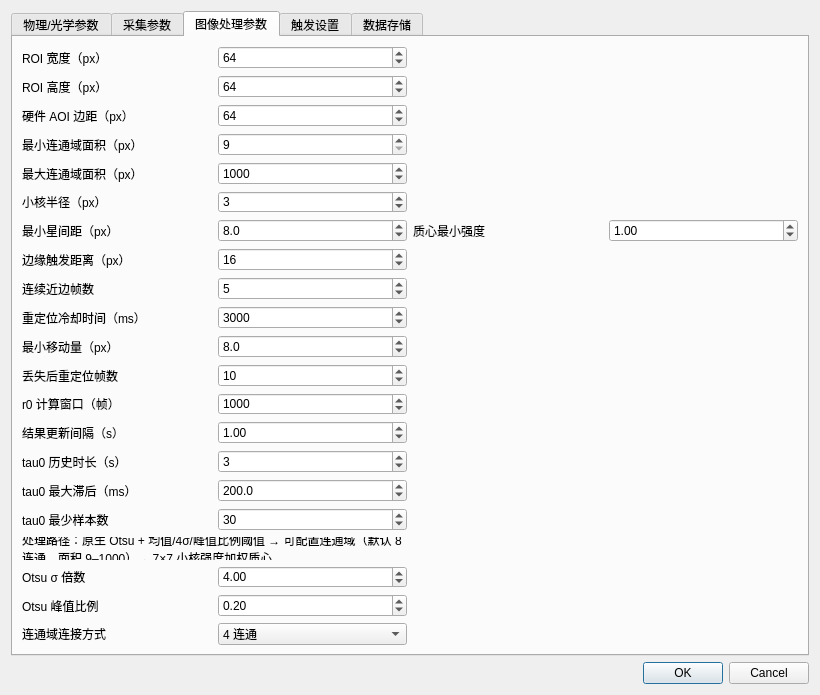
Old version of the form src/SettingsDialog.ui in the repository Tolight1/PY-DIMM.
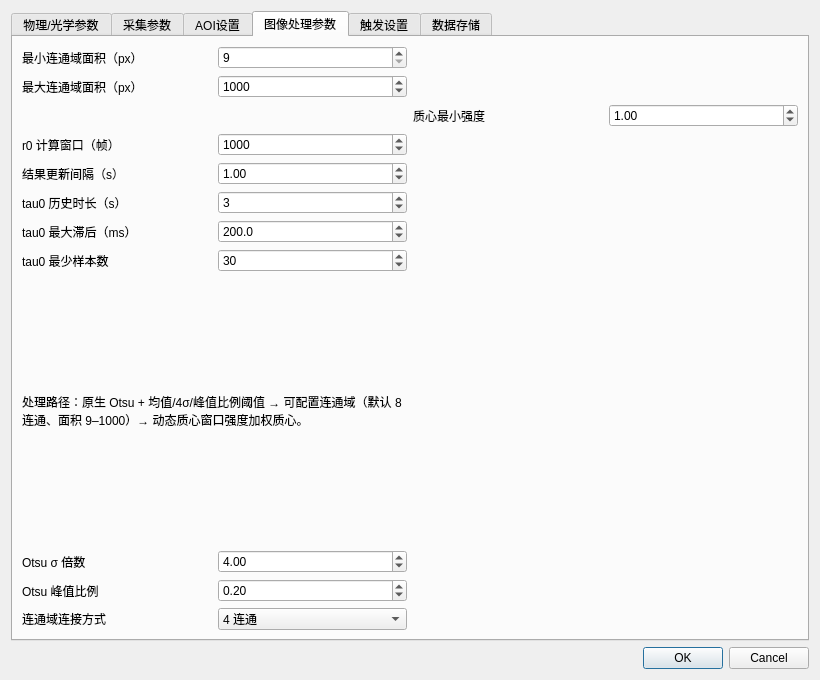
New version of the form. The open tabs and pages were chosen to show the change.

The edit to the form file:
```diff
--- a/src/SettingsDialog.ui
+++ b/src/SettingsDialog.ui
@@ -422,68 +422,163 @@
        </item>
       </layout>
      </widget>
+     <widget class="QWidget" name="aoiTab">
+      <attribute name="title">
+       <string>AOI设置</string>
+      </attribute>
+      <layout class="QGridLayout" name="aoiGrid">
+        <item row="0" column="0">
+        <widget class="QLabel" name="labelAoiCentroidKernelRadius">
+          <property name="text"><string>质心计算核半径（px）</string></property>
+          <property name="toolTip"><string>最终测量使用以候选质心为中心的正方形质心核；半径 3 = 7 × 7。修改半径后边长为 2r + 1。</string></property>
+         </widget>
+        </item>
+        <item row="0" column="1">
+         <widget class="QSpinBox" name="aoiCentroidKernelRadiusSpin">
+          <property name="minimum"><number>1</number></property>
+          <property name="maximum"><number>20</number></property>
+          <property name="value"><number>3</number></property>
+         </widget>
+        </item>
+        <item row="1" column="0">
+        <widget class="QLabel" name="labelAoiHardwareMargin">
+         <property name="text"><string>硬件 AOI 边距（px）</string></property>
+        </widget>
+       </item>
+        <item row="1" column="1">
+         <widget class="QSpinBox" name="aoiHardwareMarginSpin">
+          <property name="maximum"><number>1024</number></property>
+          <property name="value"><number>32</number></property>
+        </widget>
+       </item>
+        <item row="2" column="0">
+        <widget class="QLabel" name="labelAoiMaxWidth">
+         <property name="text"><string>AOI 性能目标宽度（px）</string></property>
+        </widget>
+       </item>
+        <item row="2" column="1">
+        <widget class="QSpinBox" name="aoiMaxWidthSpin">
+         <property name="minimum"><number>1</number></property>
+         <property name="maximum"><number>1920</number></property>
+         <property name="value"><number>300</number></property>
+        </widget>
+       </item>
+        <item row="3" column="0">
+        <widget class="QLabel" name="labelAoiMaxHeight">
+         <property name="text"><string>AOI 性能目标高度（px）</string></property>
+        </widget>
+       </item>
+        <item row="3" column="1">
+        <widget class="QSpinBox" name="aoiMaxHeightSpin">
+         <property name="minimum"><number>1</number></property>
+         <property name="maximum"><number>1200</number></property>
+         <property name="value"><number>300</number></property>
+        </widget>
+       </item>
+        <item row="4" column="0">
+         <widget class="QLabel" name="labelAoiLostPairRelocalizationFrames">
+         <property name="text"><string>丢星后全画幅重定位帧数</string></property>
+        </widget>
+       </item>
+        <item row="4" column="1">
+         <widget class="QSpinBox" name="aoiLostPairRelocalizationFramesSpin">
+         <property name="minimum"><number>1</number></property>
+         <property name="maximum"><number>10000</number></property>
+         <property name="value"><number>10</number></property>
+        </widget>
+       </item>
+        <item row="5" column="0">
+        <widget class="QLabel" name="labelAoiHardwareUpdateDistance">
+          <property name="text"><string>硬件 AOI 更新安全边界距离（px）</string></property>
+        </widget>
+       </item>
+        <item row="5" column="1">
+        <widget class="QSpinBox" name="aoiHardwareUpdateDistanceSpin">
+         <property name="maximum"><number>1024</number></property>
+         <property name="value"><number>32</number></property>
+        </widget>
+       </item>
+        <item row="6" column="0">
+        <widget class="QLabel" name="labelAoiHardwareUpdateShift">
+         <property name="text"><string>硬件 AOI 最小移动量（px）</string></property>
+        </widget>
+       </item>
+        <item row="6" column="1">
+        <widget class="QDoubleSpinBox" name="aoiHardwareUpdateShiftSpin">
+         <property name="decimals"><number>1</number></property>
+         <property name="minimum"><double>0.500000000000000</double></property>
+         <property name="maximum"><double>2000.000000000000000</double></property>
+         <property name="value"><double>16.000000000000000</double></property>
+        </widget>
+       </item>
+        <item row="7" column="0">
+        <widget class="QLabel" name="labelAoiHardwareUpdateCooldown">
+         <property name="text"><string>硬件 AOI 更新冷却时间（ms）</string></property>
+        </widget>
+       </item>
+        <item row="7" column="1">
+        <widget class="QSpinBox" name="aoiHardwareUpdateCooldownSpin">
+         <property name="maximum"><number>600000</number></property>
+         <property name="value"><number>1000</number></property>
+        </widget>
+       </item>
+        <item row="8" column="0">
+        <widget class="QLabel" name="labelAoiMinimumPeakDistance">
+         <property name="text"><string>候选最小间距基准（px）</string></property>
+         <property name="toolTip"><string>两个候选连通域质心的实际最小距离为该值的 2 倍。</string></property>
+        </widget>
+       </item>
+        <item row="8" column="1">
+        <widget class="QDoubleSpinBox" name="aoiMinimumPeakDistanceSpin">
+         <property name="toolTip"><string>两个候选连通域质心的实际最小距离为该值的 2 倍。</string></property>
+         <property name="decimals"><number>1</number></property>
+         <property name="minimum"><double>1.000000000000000</double></property>
+         <property name="maximum"><double>500.000000000000000</double></property>
+         <property name="value"><double>8.000000000000000</double></property>
+        </widget>
+       </item>
+        <item row="9" column="0">
+        <widget class="QLabel" name="labelAoiMaximumDifferentialJump">
+         <property name="text"><string>双星差分最大跳变量（px）</string></property>
+         <property name="toolTip"><string>相邻有效帧的双星差分跳变，以及相对短窗口中值基线的偏离阈值；不会重置测量窗口。</string></property>
+        </widget>
+       </item>
+       <item row="9" column="1">
+        <widget class="QDoubleSpinBox" name="aoiMaximumDifferentialJumpSpin">
+         <property name="toolTip"><string>单帧突变会立即隔离；短窗口基线偏离使用下方连续帧数判定，不会重置测量窗口。</string></property>
+         <property name="decimals"><number>1</number></property>
+         <property name="minimum"><double>0.5</double></property>
+         <property name="maximum"><double>2000.0</double></property>
+         <property name="value"><double>10.0</double></property>
+        </widget>
+       </item>
+       <item row="10" column="0">
+        <widget class="QLabel" name="labelAoiDifferentialBaselineViolationFrames">
+         <property name="text"><string>差分基线连续偏离帧数</string></property>
+         <property name="toolTip"><string>相对最近 20 个有效双星差分中值超过差分阈值时，连续达到该帧数才拒绝；正常整体平移不会改变双星差分。</string></property>
+        </widget>
+       </item>
+       <item row="10" column="1">
+        <widget class="QSpinBox" name="aoiDifferentialBaselineViolationFramesSpin">
+         <property name="toolTip"><string>连续达到该帧数后才拒绝差分基线偏离，默认 5 帧。</string></property>
+         <property name="minimum"><number>1</number></property>
+         <property name="maximum"><number>10000</number></property>
+         <property name="value"><number>5</number></property>
+        </widget>
+       </item>
+        <item row="11" column="0" colspan="2">
+         <widget class="QLabel" name="labelAoiHelp">
+          <property name="text"><string>每帧在两个候选质心周围使用最终质心核计算强度加权质心；默认半径 3，即 7 × 7，修改半径后边长为 2r + 1。只在质心核接近 AOI 边界时更新硬件 AOI，并受最小移动量和冷却时间限制。候选最小间距基准的实际双星距离阈值为它的 2 倍。差分跳变量用于拒绝单帧突变；差分基线连续偏离达到设定帧数后才拒绝渐变漂移。拒绝样本不会进入 r0 窗口，且不会清空已有测量窗口。性能目标仅用于诊断，不会为了满足 300 × 300 px 而裁掉星点。</string></property>
+         <property name="wordWrap"><bool>true</bool></property>
+        </widget>
+       </item>
+      </layout>
+     </widget>
      <widget class="QWidget" name="processingTab">
       <attribute name="title">
        <string>图像处理参数</string>
       </attribute>
       <layout class="QGridLayout" name="processingGrid">
-       <item row="0" column="0">
-        <widget class="QLabel" name="labelProcessingRoiWidth">
-         <property name="text">
-           <string>ROI 宽度（px）</string>
-         </property>
-        </widget>
-       </item>
-       <item row="0" column="1">
-        <widget class="QSpinBox" name="processingRoiWidthSpin">
-         <property name="minimum">
-          <number>8</number>
-         </property>
-         <property name="maximum">
-          <number>1024</number>
-         </property>
-         <property name="value">
-          <number>64</number>
-         </property>
-        </widget>
-       </item>
-       <item row="1" column="0">
-        <widget class="QLabel" name="labelProcessingRoiHeight">
-         <property name="text">
-           <string>ROI 高度（px）</string>
-         </property>
-        </widget>
-       </item>
-       <item row="1" column="1">
-        <widget class="QSpinBox" name="processingRoiHeightSpin">
-         <property name="minimum">
-          <number>8</number>
-         </property>
-         <property name="maximum">
-          <number>1024</number>
-         </property>
-         <property name="value">
-          <number>64</number>
-         </property>
-        </widget>
-       </item>
-       <item row="2" column="0">
-        <widget class="QLabel" name="labelProcessingAoiMargin">
-         <property name="text">
-           <string>硬件 AOI 边距（px）</string>
-         </property>
-        </widget>
-       </item>
-       <item row="2" column="1">
-        <widget class="QSpinBox" name="processingAoiMarginSpin">
-         <property name="maximum">
-          <number>1024</number>
-         </property>
-         <property name="value">
-          <number>64</number>
-         </property>
-        </widget>
-       </item>
        <item row="19" column="0">
         <widget class="QLabel" name="labelProcessingOtsuSigma">
          <property name="text"><string>Otsu σ 倍数</string></property>
@@ -561,49 +656,6 @@
          </property>
         </widget>
        </item>
-       <item row="6" column="0">
-        <widget class="QLabel" name="labelProcessingSmallKernelRadius">
-         <property name="text">
-           <string>小核半径（px）</string>
-         </property>
-        </widget>
-       </item>
-       <item row="6" column="1">
-        <widget class="QSpinBox" name="processingSmallKernelRadiusSpin">
-         <property name="minimum">
-          <number>1</number>
-         </property>
-         <property name="maximum">
-           <number>20</number>
-         </property>
-         <property name="value">
-           <number>3</number>
-         </property>
-        </widget>
-       </item>
-       <item row="7" column="0">
-        <widget class="QLabel" name="labelProcessingMinimumPeakDistance">
-         <property name="text">
-           <string>最小星间距（px）</string>
-         </property>
-        </widget>
-       </item>
-       <item row="7" column="1">
-        <widget class="QDoubleSpinBox" name="processingMinimumPeakDistanceSpin">
-         <property name="decimals">
-          <number>1</number>
-         </property>
-         <property name="minimum">
-          <double>1.000000000000000</double>
-         </property>
-         <property name="maximum">
-          <double>500.000000000000000</double>
-         </property>
-         <property name="value">
-          <double>8.000000000000000</double>
-         </property>
-        </widget>
-       </item>
        <item row="7" column="2">
         <widget class="QLabel" name="labelProcessingMinimumCentroidIntensity">
          <property name="text">
@@ -624,106 +676,6 @@
          </property>
         </widget>
        </item>
-       <item row="8" column="0">
-        <widget class="QLabel" name="labelProcessingEdgeDistance">
-         <property name="text">
-           <string>边缘触发距离（px）</string>
-         </property>
-        </widget>
-       </item>
-       <item row="8" column="1">
-        <widget class="QSpinBox" name="processingEdgeDistanceSpin">
-         <property name="minimum">
-          <number>1</number>
-         </property>
-         <property name="maximum">
-          <number>500</number>
-         </property>
-         <property name="value">
-          <number>16</number>
-         </property>
-        </widget>
-       </item>
-       <item row="9" column="0">
-        <widget class="QLabel" name="labelProcessingRecenteringConsecutive">
-         <property name="text">
-          <string>连续近边帧数</string>
-         </property>
-        </widget>
-       </item>
-       <item row="9" column="1">
-        <widget class="QSpinBox" name="processingRecenteringConsecutiveSpin">
-         <property name="minimum">
-          <number>1</number>
-         </property>
-         <property name="maximum">
-          <number>1000</number>
-         </property>
-         <property name="value">
-          <number>5</number>
-         </property>
-        </widget>
-       </item>
-       <item row="10" column="0">
-        <widget class="QLabel" name="labelProcessingRecenteringCooldown">
-         <property name="text">
-           <string>重定位冷却时间（ms）</string>
-         </property>
-        </widget>
-       </item>
-       <item row="10" column="1">
-        <widget class="QSpinBox" name="processingRecenteringCooldownMsSpin">
-         <property name="maximum">
-          <number>600000</number>
-         </property>
-         <property name="value">
-          <number>3000</number>
-         </property>
-        </widget>
-       </item>
-       <item row="11" column="0">
-        <widget class="QLabel" name="labelProcessingMinimumShift">
-         <property name="text">
-           <string>最小移动量（px）</string>
-         </property>
-        </widget>
-       </item>
-       <item row="11" column="1">
-        <widget class="QDoubleSpinBox" name="processingMinimumShiftSpin">
-         <property name="decimals">
-          <number>1</number>
-         </property>
-         <property name="minimum">
-          <double>0.500000000000000</double>
-         </property>
-         <property name="maximum">
-          <double>500.000000000000000</double>
-         </property>
-         <property name="value">
-          <double>8.000000000000000</double>
-         </property>
-        </widget>
-       </item>
-       <item row="12" column="0">
-        <widget class="QLabel" name="labelProcessingLostFrames">
-         <property name="text">
-           <string>丢失后重定位帧数</string>
-         </property>
-        </widget>
-       </item>
-       <item row="12" column="1">
-        <widget class="QSpinBox" name="processingLostFramesSpin">
-         <property name="minimum">
-          <number>1</number>
-         </property>
-         <property name="maximum">
-          <number>10000</number>
-         </property>
-         <property name="value">
-          <number>10</number>
-         </property>
-        </widget>
-       </item>
        <item row="13" column="0">
         <widget class="QLabel" name="labelProcessingR0WindowFrames">
          <property name="text">
@@ -833,7 +785,7 @@
        <item row="18" column="0" colspan="2">
         <widget class="QLabel" name="labelProcessingHelp">
          <property name="text">
-          <string>处理路径：原生 Otsu + 均值/4σ/峰值比例阈值 → 可配置连通域（默认 8 连通、面积 9–1000）→ 7×7 小核强度加权质心。</string>
+          <string>处理路径：原生 Otsu + 均值/4σ/峰值比例阈值 → 可配置连通域（默认 8 连通、面积 9–1000）→ 动态质心窗口强度加权质心。</string>
          </property>
          <property name="wordWrap">
           <bool>true</bool>
```
Left out of the diff: 100 changed lines with no effect on the pictures.
